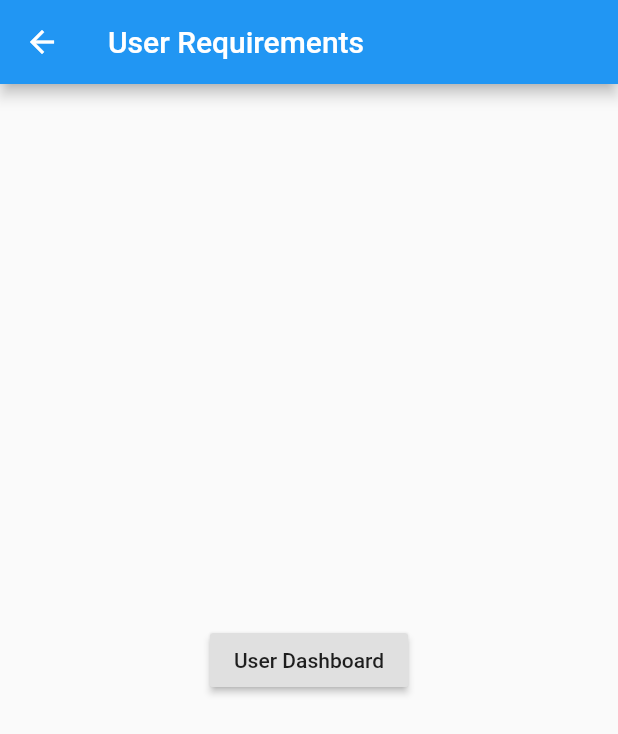
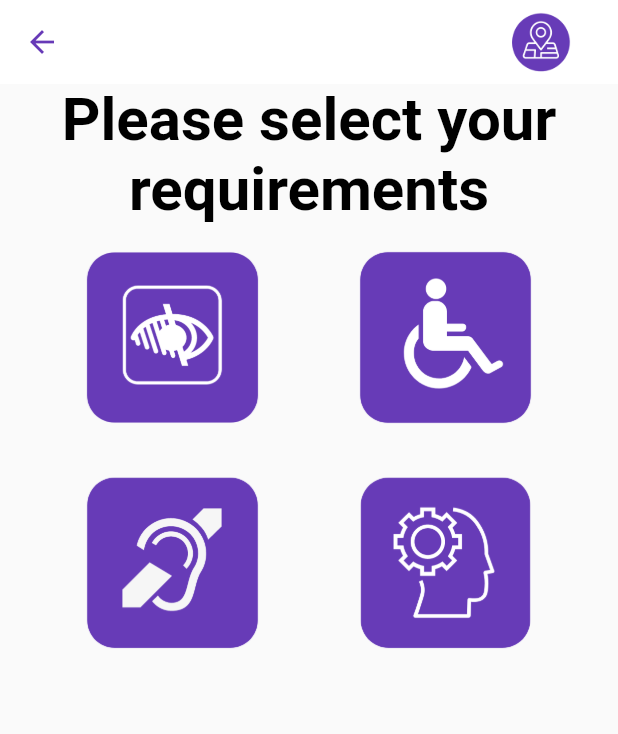
Before and after one commit to veronicakate/f_e_access_the_city, a Flutter app: the UserRequirements screen opened directly, on a phone screen of 412 x 824 dp. Shown: the top 734 px of the screen. Run offline on Flutter 3.47's test engine with Material 2 defaults, Android fonts, the phone set to English and light mode, and no system bars; Roboto replaces fonts that are missing (Montserrat).

Commit message:
add user requirements page

```diff
--- a/access_the_city/lib/pages/users/user_requirements.dart
+++ b/access_the_city/lib/pages/users/user_requirements.dart
@@ -6,19 +6,82 @@ class UserRequirements extends StatelessWidget {
   Widget build(BuildContext context) {
     return Scaffold(
       appBar: AppBar(
-        title: Text("User Requirements"),
+        backgroundColor: Colors.white,
+        elevation: 0.0,
+        title: Row(
+            crossAxisAlignment: CrossAxisAlignment.center,
+            mainAxisAlignment: MainAxisAlignment.end,
+            children: [
+              Image.asset("images/logo.png", width: 70.0, height: 40.0),
+              Container(
+                  // padding:const EdgeInsets.all(20.0),
+                  )
+            ]),
+        iconTheme: IconThemeData(color: Colors.deepPurple),
+        // iconTheme: IconThemeData(color: Colors.red,size:100, opacity: 1),
       ),
       body: Center(
-        child: RaisedButton(
-          child: Text('User Dashboard'),
+          child: Column(
+        children: <Widget>[
+          Center(
+              child: Text("Please select your requirements",
+                  textAlign: TextAlign.center,
+                  style: TextStyle(
+                    color: Colors.black,
+                    fontWeight: FontWeight.bold,
+                    fontFamily: 'Montserrat',
+                    fontSize: 40.0,
+                  ))),
+          Row(mainAxisAlignment: MainAxisAlignment.center, children: [
+            FlatButton(
                 onPressed: () {
                   Navigator.push(
                     context,
                     MaterialPageRoute(builder: (context) => UserDashboard()),
                   );
                 },
-        ),
-      ),
+                child: Tooltip(
+                    message: 'visual',
+                    child: Image.asset('images/visual.png',
+                        width: 150, fit: BoxFit.cover))),
+            FlatButton(
+                onPressed: () {
+                  Navigator.push(
+                    context,
+                    MaterialPageRoute(builder: (context) => UserDashboard()),
+                  );
+                },
+                child: Tooltip(
+                    message: 'mobility',
+                    child: Image.asset('images/mobility.png',
+                        width: 150, fit: BoxFit.cover)))
+          ]),
+          Row(mainAxisAlignment: MainAxisAlignment.center, children: [
+            FlatButton(
+                onPressed: () {
+                  Navigator.push(
+                    context,
+                    MaterialPageRoute(builder: (context) => UserDashboard()),
+                  );
+                },
+                child: Tooltip(
+                    message: 'aural',
+                    child: Image.asset('images/aural.png',
+                        width: 150, fit: BoxFit.cover))),
+            FlatButton(
+                onPressed: () {
+                  Navigator.push(
+                    context,
+                    MaterialPageRoute(builder: (context) => UserDashboard()),
+                  );
+                },
+                child: Tooltip(
+                    message: 'cognitive',
+                    child: Image.asset('images/cognitive.png',
+                        width: 150, fit: BoxFit.cover)))
+          ])
+        ],
+      )),
     );
   }
 }
```
Also changed, not shown: access_the_city/pubspec.yaml (+13 -10 lines), access_the_city/images/aural.png (added), access_the_city/images/cognitive.png (added), access_the_city/images/mobility.png (added), access_the_city/images/visual.png (added). Lines whose indentation alone changed are shown as unchanged.
